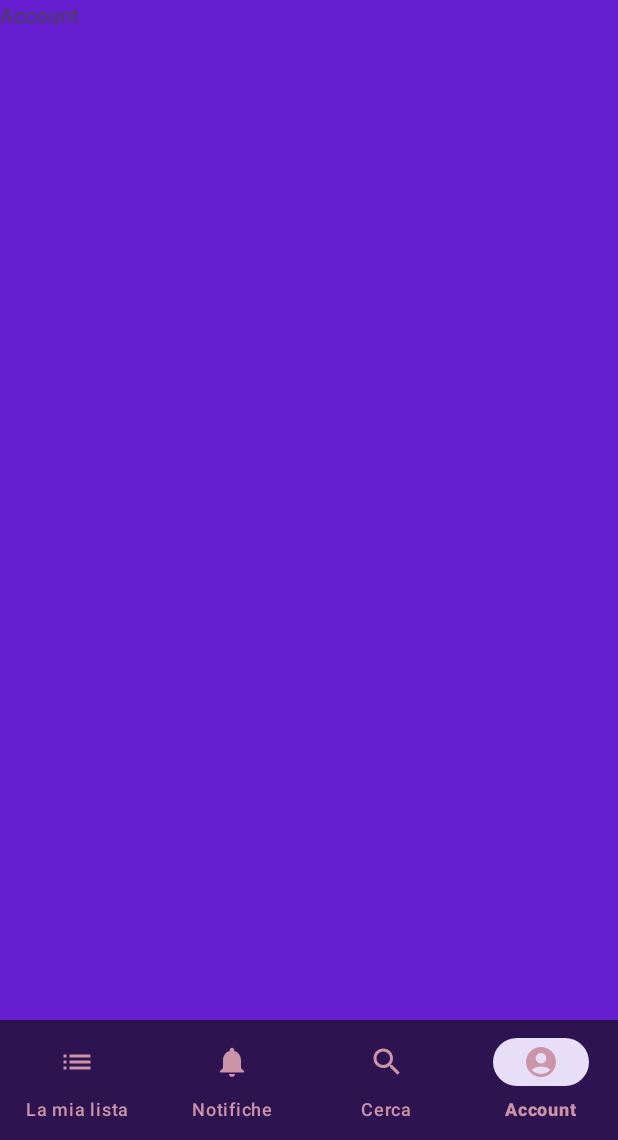
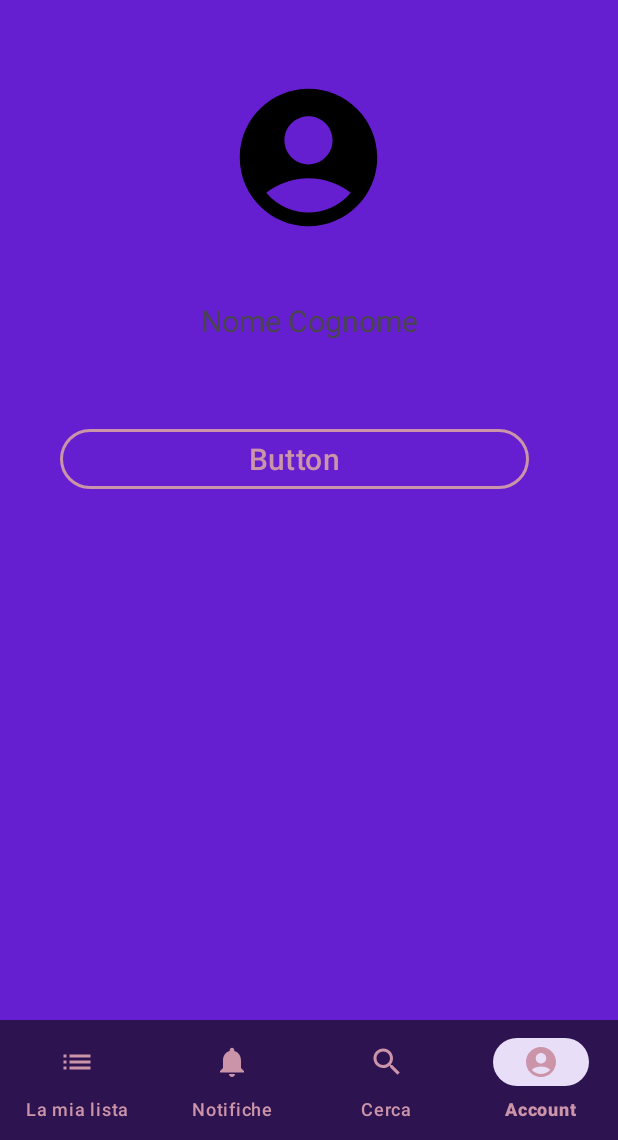
Before and after one commit to Dan1720/AnimeUniverse, an Android app: the AccountFragment screen opened through its navigation route, on a phone screen of 412 x 824 dp, the part 96-1236 px from its top. Run offline under Robolectric (Android 15) with nearby library versions, the phone set to English and light mode, and no system bars; our stand-ins replace navigation-ui.

Commit message:
Sistemato bottone schermata iniziale e iniziato account ma problema di schermata da risolvere

```diff
--- a/app/src/main/res/layout/fragment_account.xml
+++ b/app/src/main/res/layout/fragment_account.xml
@@ -1,14 +1,71 @@
 <?xml version="1.0" encoding="utf-8"?>
-<FrameLayout xmlns:android="http://schemas.android.com/apk/res/android"
+<androidx.constraintlayout.widget.ConstraintLayout xmlns:android="http://schemas.android.com/apk/res/android"
+    xmlns:app="http://schemas.android.com/apk/res-auto"
     xmlns:tools="http://schemas.android.com/tools"
     android:layout_width="match_parent"
     android:layout_height="match_parent"
     tools:context=".AccountFragment">
 
     <!-- TODO: Update blank fragment layout -->
+
     <TextView
+        android:id="@+id/textView3"
         android:layout_width="match_parent"
         android:layout_height="match_parent"
-        android:text="Account" />
+        tools:layout_editor_absoluteX="0dp"
+        tools:layout_editor_absoluteY="0dp" />
 
-</FrameLayout>
+    <ImageView
+        android:id="@+id/immagineprofilo"
+        android:layout_width="110dp"
+        android:layout_height="110dp"
+        android:layout_marginTop="50dp"
+        android:src="@drawable/ic_account"
+        app:layout_constraintBottom_toTopOf="@+id/nomeutente"
+        app:layout_constraintEnd_toEndOf="parent"
+        app:layout_constraintHorizontal_bias="0.498"
+        app:layout_constraintStart_toStartOf="parent"
+        app:layout_constraintTop_toTopOf="parent" />
+
+    <TextView
+        android:id="@+id/nomeutente"
+        android:layout_width="259dp"
+        android:layout_height="32dp"
+        android:layout_marginTop="40dp"
+        android:text="Nome Cognome"
+        android:textAlignment="center"
+        android:textSize="20dp"
+        app:layout_constraintEnd_toEndOf="parent"
+        app:layout_constraintStart_toStartOf="parent"
+        app:layout_constraintTop_toBottomOf="@+id/immagineprofilo" />
+
+    <androidx.constraintlayout.widget.Guideline
+        android:id="@+id/guideline2"
+        android:layout_width="wrap_content"
+        android:layout_height="wrap_content"
+        android:orientation="vertical"
+        app:layout_constraintGuide_begin="40dp" />
+
+    <androidx.constraintlayout.widget.Guideline
+        android:id="@+id/guideline3"
+        android:layout_width="wrap_content"
+        android:layout_height="wrap_content"
+        android:orientation="vertical"
+        app:layout_constraintGuide_begin="353dp" />
+
+    <Button
+        android:id="@+id/orevisione"
+        android:layout_width="0dp"
+        android:layout_height="wrap_content"
+        android:layout_marginTop="50dp"
+        android:text="Button"
+        android:textColor="@color/secondaryColor"
+        android:textSize="20sp"
+        app:backgroundTint="@android:color/transparent"
+        app:layout_constraintEnd_toEndOf="@id/guideline3"
+        app:layout_constraintStart_toEndOf="@id/guideline2"
+        app:layout_constraintTop_toBottomOf="@+id/nomeutente"
+        app:strokeColor="@color/secondaryColor"
+        app:strokeWidth="2dp"/>
+
+</androidx.constraintlayout.widget.ConstraintLayout>
--- a/app/src/main/res/layout/sfondo.xml
+++ b/app/src/main/res/layout/sfondo.xml
@@ -19,17 +19,21 @@
     <Button
         android:id="@+id/accedi"
         style="@style/Widget.Material3.Button.Icon"
-        app:backgroundTint = "#463B87"
         android:layout_width="321dp"
         android:layout_height="56dp"
         android:layout_marginStart="24dp"
         android:layout_marginEnd="24dp"
         android:text="@string/btn_accedi"
+        android:textColor="@color/secondaryColor"
+        android:textSize="20sp"
+        app:backgroundTint="@android:color/transparent"
         app:layout_constraintBottom_toBottomOf="parent"
         app:layout_constraintEnd_toEndOf="parent"
         app:layout_constraintStart_toStartOf="parent"
         app:layout_constraintTop_toTopOf="parent"
-        app:layout_constraintVertical_bias="0.929" />
+        app:layout_constraintVertical_bias="0.929"
+        app:strokeColor="@color/secondaryColor"
+        app:strokeWidth="2dp" />
 
     <ImageView
         android:id="@+id/imageView"
```
